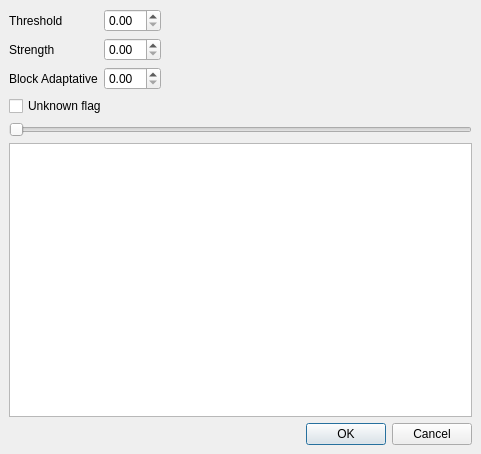
The window that avidemux_plugins/ADM_videoFilters6/asharp/qt4/asharp.ui (mean00/avidemux2) describes before a commit, drawn with Qt 5.
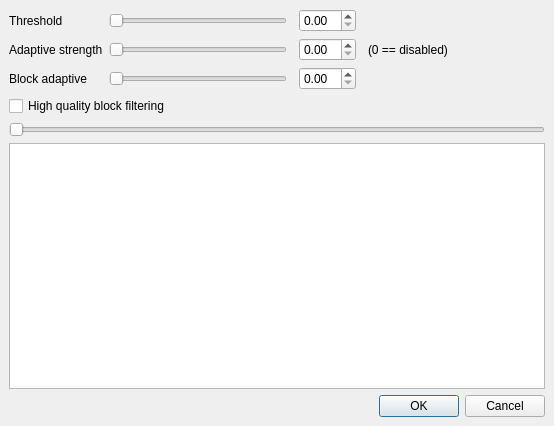
The same window after the commit. Custom widgets are drawn as their Qt base class.

Commit message: Asharp and Msharpen bugfixes and improvements

The edit to the form file:
```diff
--- a/avidemux_plugins/ADM_videoFilters6/asharp/qt4/asharp.ui
+++ b/avidemux_plugins/ADM_videoFilters6/asharp/qt4/asharp.ui
@@ -6,8 +6,8 @@
    <rect>
     <x>0</x>
     <y>0</y>
-    <width>481</width>
-    <height>454</height>
+    <width>554</width>
+    <height>426</height>
    </rect>
   </property>
   <property name="windowTitle">
@@ -29,7 +29,20 @@
    <property name="spacing">
     <number>6</number>
    </property>
-   <item row="2" column="3">
+   <item row="2" column="5">
+    <spacer>
+     <property name="orientation">
+      <enum>Qt::Horizontal</enum>
+     </property>
+     <property name="sizeHint" stdset="0">
+      <size>
+       <width>40</width>
+       <height>20</height>
+      </size>
+     </property>
+    </spacer>
+   </item>
+   <item row="0" column="5">
     <spacer>
      <property name="orientation">
       <enum>Qt::Horizontal</enum>
@@ -43,42 +56,20 @@
     </spacer>
    </item>
    <item row="1" column="3">
-    <spacer>
-     <property name="orientation">
-      <enum>Qt::Horizontal</enum>
+    <widget class="QDoubleSpinBox" name="doubleSpinBoxStrength">
+     <property name="maximum">
+      <double>16.000000000000000</double>
      </property>
-     <property name="sizeHint" stdset="0">
-      <size>
-       <width>40</width>
-       <height>20</height>
-      </size>
-     </property>
-    </spacer>
+    </widget>
    </item>
-   <item row="0" column="3">
-    <spacer>
-     <property name="orientation">
-      <enum>Qt::Horizontal</enum>
-     </property>
-     <property name="sizeHint" stdset="0">
-      <size>
-       <width>40</width>
-       <height>20</height>
-      </size>
-     </property>
-    </spacer>
-   </item>
-   <item row="1" column="2">
-    <widget class="QDoubleSpinBox" name="doubleSpinBoxStrength"/>
-   </item>
-   <item row="3" column="0" colspan="3">
+   <item row="3" column="0" colspan="4">
     <widget class="QCheckBox" name="checkBox">
      <property name="text">
-      <string>Unknown flag</string>
+      <string>High quality block filtering</string>
      </property>
     </widget>
    </item>
-   <item row="3" column="3">
+   <item row="3" column="5">
     <spacer>
      <property name="orientation">
       <enum>Qt::Horizontal</enum>
@@ -91,21 +82,14 @@
      </property>
     </spacer>
    </item>
-   <item row="5" column="0" colspan="4">
+   <item row="5" column="0" colspan="6">
     <widget class="ADM_QSlider" name="horizontalSlider">
      <property name="orientation">
       <enum>Qt::Horizontal</enum>
      </property>
     </widget>
    </item>
-   <item row="2" column="0" colspan="2">
-    <widget class="QLabel" name="label_3">
-     <property name="text">
-      <string>Block Adaptative</string>
-     </property>
-    </widget>
-   </item>
-   <item row="7" column="1" colspan="3">
+   <item row="7" column="1" colspan="5">
     <widget class="QDialogButtonBox" name="buttonBox">
      <property name="orientation">
       <enum>Qt::Horizontal</enum>
@@ -115,8 +99,12 @@
      </property>
     </widget>
    </item>
-   <item row="2" column="2">
-    <widget class="QDoubleSpinBox" name="doubleSpinBoxBlock"/>
+   <item row="2" column="3">
+    <widget class="QDoubleSpinBox" name="doubleSpinBoxBlock">
+     <property name="maximum">
+      <double>4.000000000000000</double>
+     </property>
+    </widget>
    </item>
    <item row="0" column="0">
     <widget class="QLabel" name="label">
@@ -125,22 +113,70 @@
      </property>
     </widget>
    </item>
-   <item row="6" column="0" colspan="4">
+   <item row="6" column="0" colspan="6">
     <widget class="QGraphicsView" name="graphicsView"/>
    </item>
-   <item row="0" column="2">
-    <widget class="QDoubleSpinBox" name="doubleSpinBoxTreshold"/>
+   <item row="0" column="3">
+    <widget class="QDoubleSpinBox" name="doubleSpinBoxTreshold">
+     <property name="maximum">
+      <double>32.000000000000000</double>
+     </property>
+    </widget>
    </item>
    <item row="1" column="0">
     <widget class="QLabel" name="label_2">
      <property name="text">
-      <string>Strength</string>
+      <string>Adaptive strength</string>
      </property>
     </widget>
    </item>
    <item row="4" column="0">
     <layout class="QHBoxLayout" name="toolboxLayout"/>
    </item>
+   <item row="0" column="1">
+    <widget class="QSlider" name="horizontalSliderTreshold">
+     <property name="maximum">
+      <number>3200</number>
+     </property>
+     <property name="orientation">
+      <enum>Qt::Horizontal</enum>
+     </property>
+    </widget>
+   </item>
+   <item row="2" column="0">
+    <widget class="QLabel" name="label_3">
+     <property name="text">
+      <string>Block adaptive</string>
+     </property>
+    </widget>
+   </item>
+   <item row="2" column="1">
+    <widget class="QSlider" name="horizontalSliderBlock">
+     <property name="maximum">
+      <number>400</number>
+     </property>
+     <property name="orientation">
+      <enum>Qt::Horizontal</enum>
+     </property>
+    </widget>
+   </item>
+   <item row="1" column="1">
+    <widget class="QSlider" name="horizontalSliderStrength">
+     <property name="maximum">
+      <number>1600</number>
+     </property>
+     <property name="orientation">
+      <enum>Qt::Horizontal</enum>
+     </property>
+    </widget>
+   </item>
+   <item row="1" column="5">
+    <widget class="QLabel" name="label_4">
+     <property name="text">
+      <string>(0 == disabled)</string>
+     </property>
+    </widget>
+   </item>
   </layout>
  </widget>
  <customwidgets>
```
Left out of the diff: 2 changed lines with no effect on the pictures. The commit also changes 11 other files.
